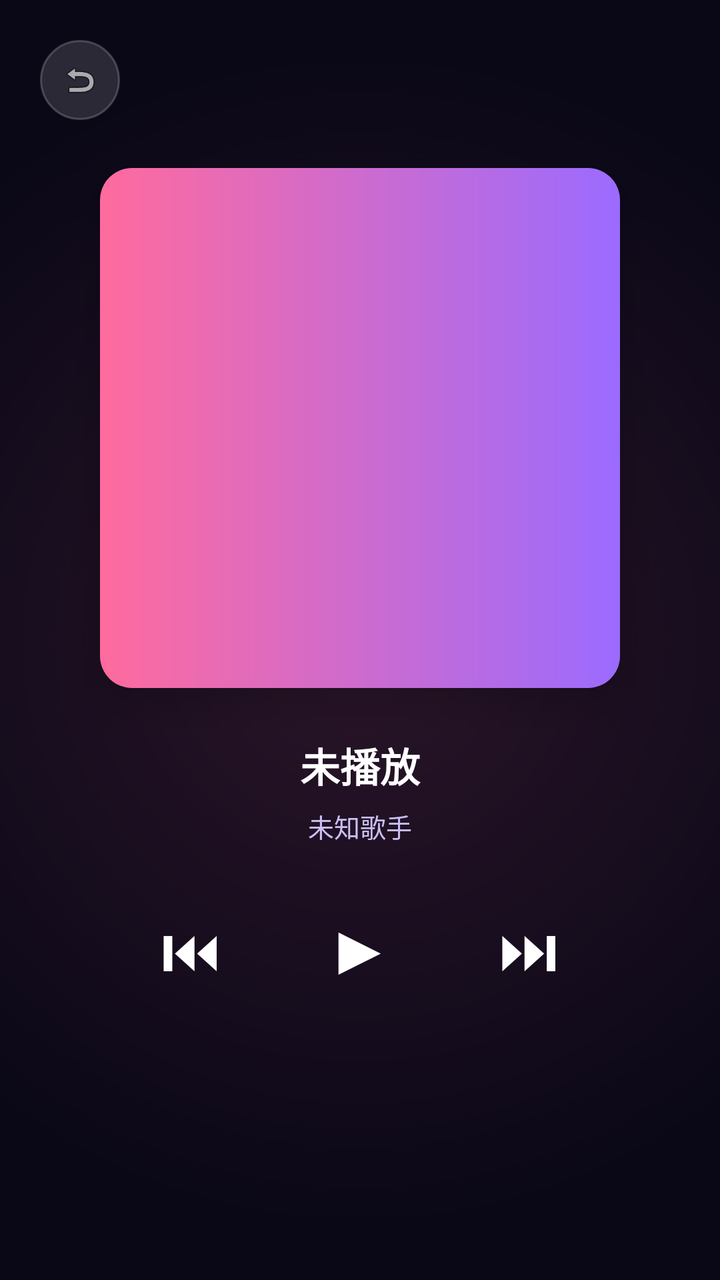
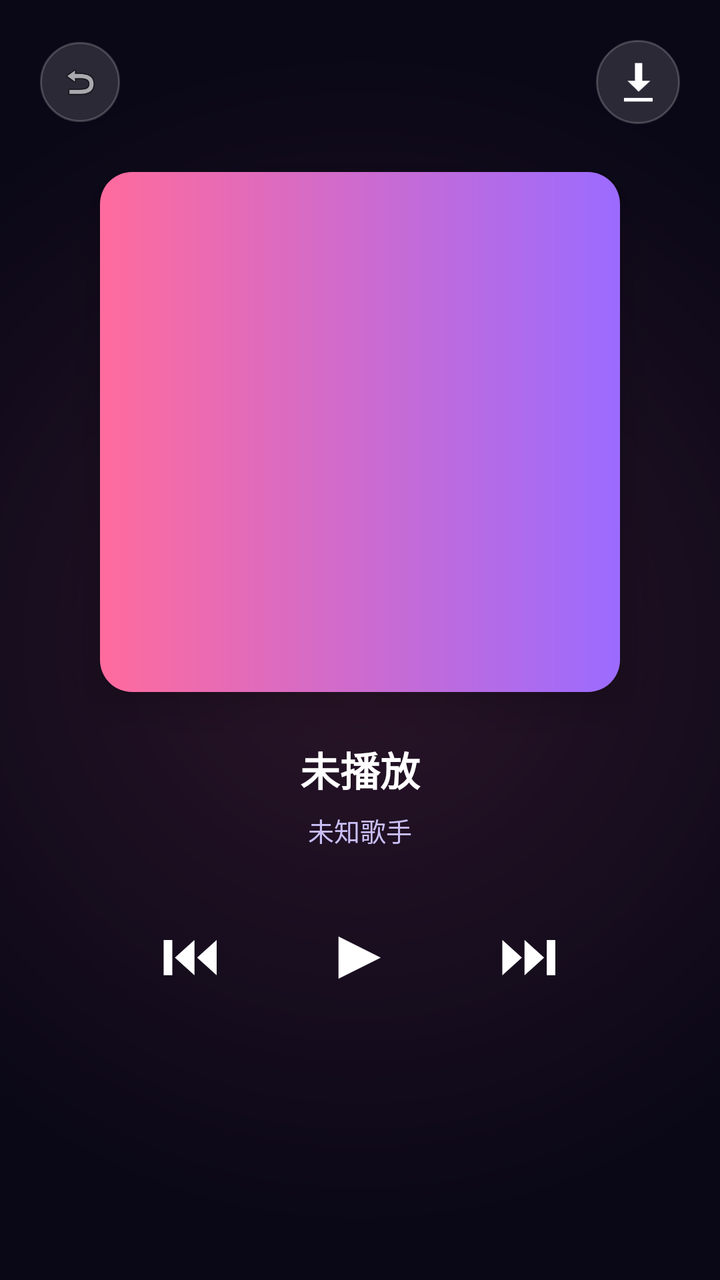

Compare the two renders of this Android layout. The source of the first and the diff that turns it into the second are given below.
<!-- AndroidManifest.xml: application theme Theme.XuanYin -->
<!-- res/layout/activity_player.xml -->
<?xml version="1.0" encoding="utf-8"?>
<FrameLayout xmlns:android="http://schemas.android.com/apk/res/android"
    android:layout_width="match_parent" android:layout_height="match_parent"
    android:background="@color/bg_deep">
    <ImageView android:id="@+id/pulse" android:layout_width="match_parent"
        android:layout_height="match_parent" android:background="@drawable/bg_glow" android:alpha="0.5" />
    <LinearLayout android:orientation="vertical" android:padding="20dp"
        android:layout_width="match_parent" android:layout_height="match_parent">

        <ImageView android:id="@+id/btn_back" android:layout_width="40dp"
            android:layout_height="40dp" android:padding="10dp"
            android:src="@android:drawable/ic_menu_revert"
            android:background="@drawable/bg_search" />

        <ImageView android:id="@+id/iv_cover" android:layout_gravity="center"
            android:layout_marginTop="24dp" android:layout_width="260dp" android:layout_height="260dp"
            android:background="@drawable/bg_gradient_button"
            android:scaleType="centerCrop" android:elevation="12dp" />

        <TextView android:id="@+id/tv_title" android:layout_width="match_parent"
            android:layout_height="wrap_content" android:layout_marginTop="24dp"
            android:gravity="center" android:text="未播放" android:textColor="@color/white"
            android:textSize="20sp" android:textStyle="bold" />
        <TextView android:id="@+id/tv_artist" android:layout_width="match_parent"
            android:layout_height="wrap_content" android:layout_marginTop="6dp"
            android:gravity="center" android:text="未知歌手"
            android:textColor="@color/sub_text" android:textSize="13sp" />

        
        <LinearLayout android:orientation="horizontal" android:gravity="center"
            android:layout_marginTop="18dp" android:layout_width="match_parent"
            android:layout_height="wrap_content">
            <TextView android:id="@+id/btn_prev"
                android:layout_width="wrap_content" android:layout_height="wrap_content"
                android:paddingHorizontal="26dp" android:paddingVertical="8dp"
                android:text="⏮" android:textColor="#FFFFFF" android:textSize="30sp" />
            <TextView android:id="@+id/btn_play"
                android:layout_width="wrap_content" android:layout_height="wrap_content"
                android:paddingHorizontal="26dp" android:paddingVertical="8dp"
                android:text="▶" android:textColor="#FFFFFF" android:textSize="36sp" />
            <TextView android:id="@+id/btn_next"
                android:layout_width="wrap_content" android:layout_height="wrap_content"
                android:paddingHorizontal="26dp" android:paddingVertical="8dp"
                android:text="⏭" android:textColor="#FFFFFF" android:textSize="30sp" />
        </LinearLayout>

        <androidx.recyclerview.widget.RecyclerView android:id="@+id/rv_result"
            android:layout_marginTop="18dp" android:layout_width="match_parent"
            android:layout_height="0dp" android:layout_weight="1" />
    </LinearLayout>
</FrameLayout>
<!-- resources referenced by this layout -->
<resources>
  <color name="bg_deep">#0A0817</color>
  <color name="sub_text">#C9BFF5</color>
  <color name="white">#FFFFFF</color>
  <!-- drawable bg_glow (drawable) -->
  <?xml version="1.0" encoding="utf-8"?>
  <shape xmlns:android="http://schemas.android.com/apk/res/android">
      <gradient android:type="radial"
          android:gradientRadius="300dp"
          android:startColor="#44FF6B9D"
          android:endColor="#00000000" />
  </shape>
  <!-- drawable bg_gradient_button (drawable) -->
  <?xml version="1.0" encoding="utf-8"?>
  <shape xmlns:android="http://schemas.android.com/apk/res/android">
      <corners android:radius="16dp" />
      <gradient android:angle="0" android:startColor="#FF6B9D" android:endColor="#9B6BFF" />
  </shape>
  <!-- drawable bg_search (drawable) -->
  <?xml version="1.0" encoding="utf-8"?>
  <shape xmlns:android="http://schemas.android.com/apk/res/android">
      <corners android:radius="999dp" />
      <solid android:color="#22FFFFFF" />
      <stroke android:width="1dp" android:color="#33FFFFFF" />
  </shape>
  <style name="Theme.XuanYin" parent="Theme.MaterialComponents.DayNight.NoActionBar">
          <item name="android:windowBackground">@color/bg_deep</item>
          <item name="android:statusBarColor">@color/bg_deep</item>
          <item name="android:navigationBarColor">@color/bg_deep</item>
          <item name="android:windowAnimationStyle">@style/WindowAnim</item>
          <item name="android:windowLightStatusBar">false</item>
      </style>
  <style name="WindowAnim" parent="@android:style/Animation.Activity">
          <item name="android:activityOpenEnterAnimation">@anim/fade_in</item>
          <item name="android:activityOpenExitAnimation">@anim/fade_out</item>
          <item name="android:activityCloseEnterAnimation">@anim/fade_in</item>
          <item name="android:activityCloseExitAnimation">@anim/fade_out</item>
      </style>
</resources>

<!-- the commit's change to res/layout/activity_player.xml (unified diff, before → after) -->
@@ -4,13 +4,38 @@
     android:background="@color/bg_deep">
     <ImageView android:id="@+id/pulse" android:layout_width="match_parent"
         android:layout_height="match_parent" android:background="@drawable/bg_glow" android:alpha="0.5" />
+
     <LinearLayout android:orientation="vertical" android:padding="20dp"
         android:layout_width="match_parent" android:layout_height="match_parent">
 
-        <ImageView android:id="@+id/btn_back" android:layout_width="40dp"
-            android:layout_height="40dp" android:padding="10dp"
-            android:src="@android:drawable/ic_menu_revert"
-            android:background="@drawable/bg_search" />
+        
+        <LinearLayout android:orientation="horizontal" android:gravity="center_vertical"
+            android:layout_width="match_parent" android:layout_height="wrap_content">
+
+            <ImageView android:id="@+id/btn_back" android:layout_width="40dp"
+                android:layout_height="40dp" android:padding="10dp"
+                android:src="@android:drawable/ic_menu_revert"
+                android:background="@drawable/bg_search" />
+
+            <View android:layout_width="0dp" android:layout_weight="1"
+                android:layout_height="1dp" />
+
+            <TextView android:id="@+id/tv_download_pct"
+                android:layout_width="wrap_content" android:layout_height="wrap_content"
+                android:layout_marginEnd="10dp"
+                android:text="0%"
+                android:textColor="#FF6B9D"
+                android:textSize="13sp"
+                android:textStyle="bold"
+                android:visibility="gone" />
+
+            <ImageView android:id="@+id/btn_download"
+                android:layout_width="42dp" android:layout_height="42dp"
+                android:padding="10dp"
+                android:background="@drawable/bg_search"
+                android:src="@android:drawable/stat_sys_download"
+                android:tint="#FFFFFF" />
+        </LinearLayout>
 
         <ImageView android:id="@+id/iv_cover" android:layout_gravity="center"
             android:layout_marginTop="24dp" android:layout_width="260dp" android:layout_height="260dp"
